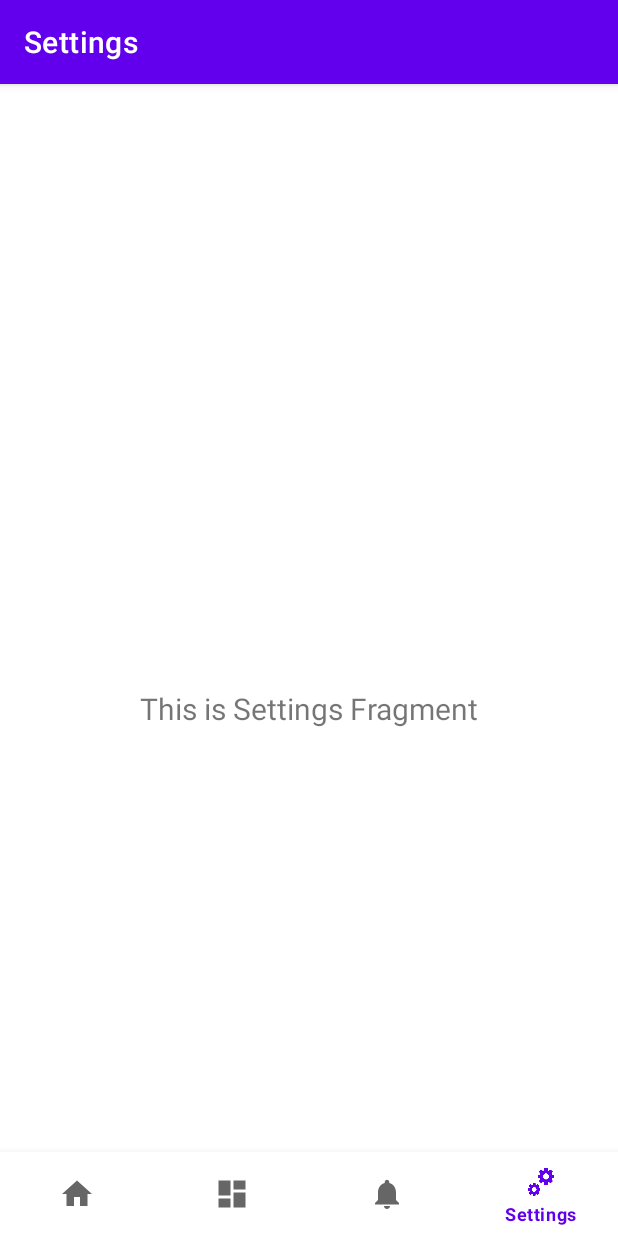
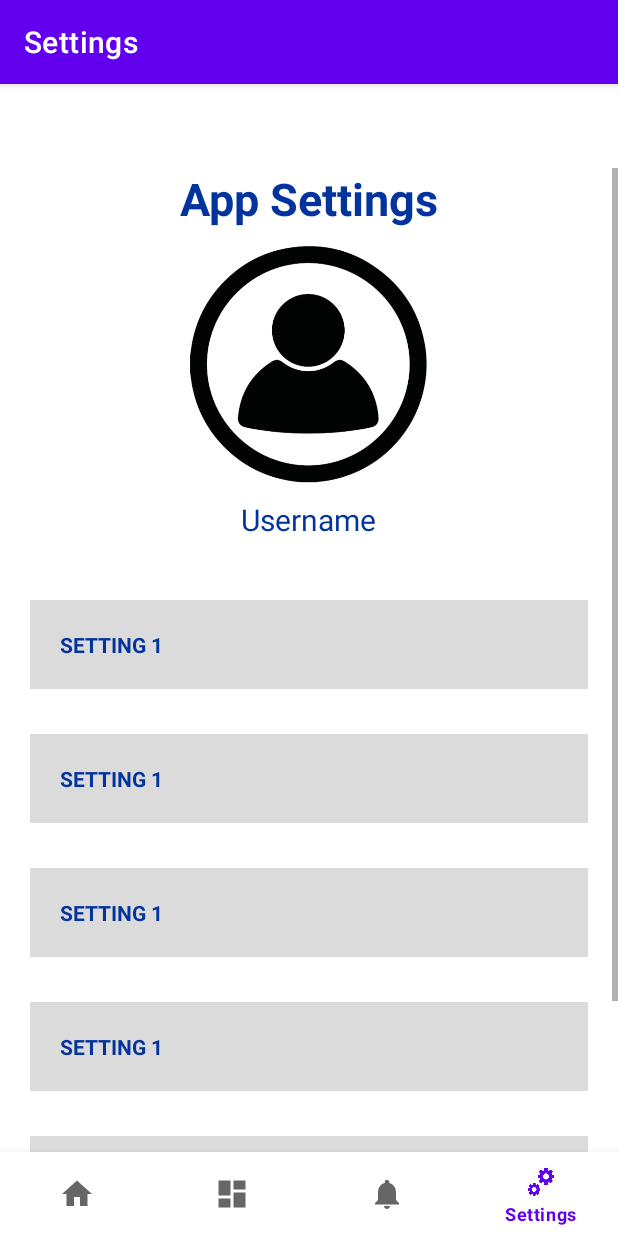
Before and after one commit to GabGerolia05/mobile-monitoring-app, an Android app: the SettingsFragment screen opened through its navigation route, on a phone screen of 412 x 824 dp. Run offline under Robolectric (Android 15) with nearby library versions, the phone set to English and light mode, and no system bars; our stand-ins replace navigation-ui.

Commit message:
settings template

```diff
--- a/app/src/main/java/com/example/thesis/ui/settings/SettingsFragment.kt
+++ b/app/src/main/java/com/example/thesis/ui/settings/SettingsFragment.kt
@@ -29,10 +29,7 @@ class SettingsFragment : Fragment() {
         _binding = FragmentSettingsBinding.inflate(inflater, container, false)
         val root: View = binding.root
 
-        val textView: TextView = binding.textSettings
-        settingsViewModel.text.observe(viewLifecycleOwner) {
-            textView.text = it
-        }
+
         return root
     }
 
--- a/app/src/main/res/layout/fragment_settings.xml
+++ b/app/src/main/res/layout/fragment_settings.xml
@@ -1,23 +1,155 @@
 <?xml version="1.0" encoding="utf-8"?>
-<androidx.constraintlayout.widget.ConstraintLayout xmlns:android="http://schemas.android.com/apk/res/android"
+
+<LinearLayout xmlns:android="http://schemas.android.com/apk/res/android"
     xmlns:app="http://schemas.android.com/apk/res-auto"
     xmlns:tools="http://schemas.android.com/tools"
     android:layout_width="match_parent"
     android:layout_height="match_parent"
+    android:orientation="vertical"
     tools:context=".ui.settings.SettingsFragment">
 
-    <TextView
-        android:id="@+id/text_settings"
+
+    <ScrollView
         android:layout_width="match_parent"
-        android:layout_height="wrap_content"
-        android:layout_marginStart="8dp"
-        android:layout_marginTop="8dp"
-        android:layout_marginEnd="8dp"
-        android:textAlignment="center"
-        android:textSize="20sp"
-        app:layout_constraintBottom_toBottomOf="parent"
-        app:layout_constraintEnd_toEndOf="parent"
-        app:layout_constraintStart_toStartOf="parent"
-        app:layout_constraintTop_toTopOf="parent" />
+        android:layout_height="match_parent">
 
-</androidx.constraintlayout.widget.ConstraintLayout>
+        <LinearLayout
+            android:layout_width="match_parent"
+            android:layout_height="wrap_content"
+            android:gravity="center"
+            android:orientation="vertical">
+
+            <TextView
+                android:layout_width="wrap_content"
+                android:layout_height="wrap_content"
+                android:text="App Settings"
+                android:textStyle="bold"
+                android:textColor="@color/blue"
+                android:layout_marginBottom="10dp"
+                android:textSize="30dp"/>
+
+            <ImageView
+                android:id="@+id/imageView"
+                android:layout_width="match_parent"
+                android:layout_height="160dp"
+                android:layout_marginBottom="10dp"
+                android:src="@drawable/picicon" />
+
+            <TextView
+                android:layout_width="wrap_content"
+                android:layout_height="wrap_content"
+                android:text="Username"
+                android:textColor="@color/blue"
+                android:layout_marginBottom="40dp"
+                android:textSize="20dp"/>
+
+            <TextView
+                android:id="@+id/textView1"
+                android:layout_width="match_parent"
+                android:layout_height="wrap_content"
+                android:text="SETTING 1"
+                android:textColor="@color/blue"
+                android:textStyle="bold"
+                android:layout_marginLeft="20dp"
+                android:layout_marginRight="20dp"
+                android:paddingLeft="20dp"
+                android:paddingTop="20dp"
+                android:paddingRight="20dp"
+                android:paddingBottom="20dp"
+                android:background="@color/bg"
+                android:layout_marginBottom="30dp"/>
+            <TextView
+                android:id="@+id/textView2"
+                android:layout_width="match_parent"
+                android:layout_height="wrap_content"
+                android:text="SETTING 1"
+                android:textColor="@color/blue"
+                android:textStyle="bold"
+                android:layout_marginLeft="20dp"
+                android:layout_marginRight="20dp"
+                android:paddingLeft="20dp"
+                android:paddingTop="20dp"
+                android:paddingRight="20dp"
+                android:paddingBottom="20dp"
+                android:background="@color/bg"
+                android:layout_marginBottom="30dp"/>
+            <TextView
+                android:id="@+id/textView3"
+                android:layout_width="match_parent"
+                android:layout_height="wrap_content"
+                android:text="SETTING 1"
+                android:textColor="@color/blue"
+                android:textStyle="bold"
+                android:layout_marginLeft="20dp"
+                android:layout_marginRight="20dp"
+                android:paddingLeft="20dp"
+                android:paddingTop="20dp"
+                android:paddingRight="20dp"
+                android:paddingBottom="20dp"
+                android:background="@color/bg"
+                android:layout_marginBottom="30dp"/>
+            <TextView
+                android:id="@+id/textView4"
+                android:layout_width="match_parent"
+                android:layout_height="wrap_content"
+                android:text="SETTING 1"
+                android:textColor="@color/blue"
+                android:textStyle="bold"
+                android:layout_marginLeft="20dp"
+                android:layout_marginRight="20dp"
+                android:paddingLeft="20dp"
+                android:paddingTop="20dp"
+                android:paddingRight="20dp"
+                android:paddingBottom="20dp"
+                android:background="@color/bg"
+                android:layout_marginBottom="30dp"/>
+            <TextView
+                android:id="@+id/textView5"
+                android:layout_width="match_parent"
+                android:layout_height="wrap_content"
+                android:text="SETTING 1"
+                android:textColor="@color/blue"
+                android:textStyle="bold"
+                android:layout_marginLeft="20dp"
+                android:layout_marginRight="20dp"
+                android:paddingLeft="20dp"
+                android:paddingTop="20dp"
+                android:paddingRight="20dp"
+                android:paddingBottom="20dp"
+                android:background="@color/bg"
+                android:layout_marginBottom="30dp"/>
+            <TextView
+                android:id="@+id/textView6"
+                android:layout_width="match_parent"
+                android:layout_height="wrap_content"
+                android:text="SETTING 1"
+                android:textColor="@color/blue"
+                android:textStyle="bold"
+                android:layout_marginLeft="20dp"
+                android:layout_marginRight="20dp"
+                android:paddingLeft="20dp"
+                android:paddingTop="20dp"
+                android:paddingRight="20dp"
+                android:paddingBottom="20dp"
+                android:background="@color/bg"
+                android:layout_marginBottom="30dp"/>
+            <TextView
+                android:id="@+id/textView7"
+                android:layout_width="match_parent"
+                android:layout_height="wrap_content"
+                android:text="SETTING 1"
+                android:textColor="@color/blue"
+                android:textStyle="bold"
+                android:layout_marginLeft="20dp"
+                android:layout_marginRight="20dp"
+                android:paddingLeft="20dp"
+                android:paddingTop="20dp"
+                android:paddingRight="20dp"
+                android:paddingBottom="20dp"
+                android:background="@color/bg"
+                android:layout_marginBottom="30dp"/>
+        </LinearLayout>
+    </ScrollView>
+
+
+</LinearLayout>
```
Also changed, not shown: app/src/main/res/drawable/picicon.png (added).
